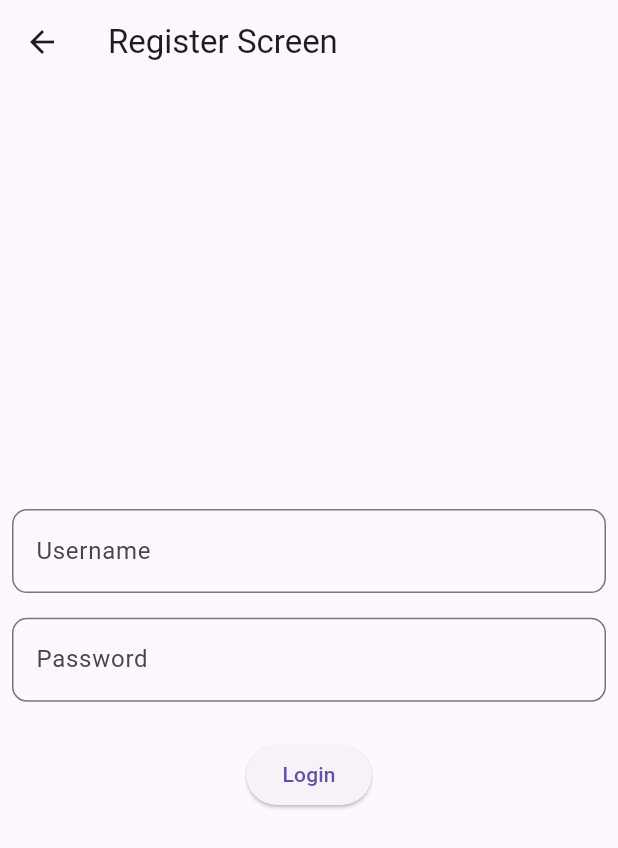
After one commit to AaditAntony/notepad-flutter, a Flutter app: the screen it shows after launch, after a tap on an icon or button, on a phone screen of 412 x 824 dp. The commit adds this screen. Shown: the top 848 px of the screen. Run offline on Flutter 3.47's test engine with Material 3 defaults, Android fonts, the phone set to English and light mode, and no system bars; our stand-ins replace flutter_riverpod; network calls fail.

Commit message:
Registeration is successful

```diff
--- /dev/null
+++ b/lib/auth_register_screen.dart
@@ -0,0 +1,70 @@
+import 'dart:convert';
+
+import 'package:flutter/material.dart';
+import 'package:http/http.dart'as http;
+class AuthRegisterScreen extends StatefulWidget {
+  const AuthRegisterScreen({super.key});
+
+  @override
+  State<AuthRegisterScreen> createState() => _AuthRegisterScreenState();
+}
+
+class _AuthRegisterScreenState extends State<AuthRegisterScreen> {
+  final username=TextEditingController();
+  final password=TextEditingController();
+  @override
+  Widget build(BuildContext context) {
+    final height= MediaQuery.of(context).size.height;
+    return Scaffold(
+      appBar: AppBar(title: Text("Register Screen"),),
+      body:  Padding(
+        padding: const EdgeInsets.all(8.0),
+        child: Column(mainAxisAlignment: MainAxisAlignment.center,
+          children: [
+            // Email controller
+            TextField(
+              controller: username,
+              decoration: InputDecoration(labelText: "Username",
+
+                border: OutlineInputBorder(
+                  borderRadius: BorderRadius.circular(10),
+                  borderSide: BorderSide(color: Colors.grey.shade400),
+                ),
+              ),
+            ),
+            SizedBox(height:height*0.02 ),
+            // Password Controller
+            TextField(
+              controller: password,
+              decoration: InputDecoration(labelText: "Password",
+                border: OutlineInputBorder(
+                  borderRadius: BorderRadius.circular(10),
+                  borderSide: BorderSide(color: Colors.grey.shade400),
+                ),
+              ),
+            ),
+
+            // button to login
+SizedBox(height: height*0.03,),
+            ElevatedButton(onPressed: (){
+              register(username.text.trim(), password.text.trim());
+
+            }, child: Text("Login"))
+          ],
+        ),
+      ),
+    );
+  }
+}
+
+Future<void> register(String username, String password) async{
+  String baseUrl="http://192.168.18.40:8084/api/users/register?username=$username&password=$password";
+  final response=await http.post(Uri.parse(baseUrl),headers: {
+    "Content-Type": "application/json"
+  });
+  if (response.statusCode == 200) {
+    print("Register successful: ${response.body}");
+  } else {
+    print("Register failed: ${response.statusCode} - ${response.body}");
+  }
+}
--- a/lib/auth_screen.dart
+++ b/lib/auth_screen.dart
@@ -1,7 +1,8 @@
 import 'dart:convert';
 
 import 'package:flutter/material.dart';
-import 'package:http/http.dart'as http;
+import 'package:http/http.dart' as http;
+import 'package:notepad/auth_register_screen.dart';
 
 class AuthScreen extends StatefulWidget {
   const AuthScreen({super.key});
@@ -11,8 +12,8 @@ class AuthScreen extends StatefulWidget {
 }
 
 class _AuthScreenState extends State<AuthScreen> {
-  final username =TextEditingController();
-  final password =TextEditingController();
+  final username = TextEditingController();
+  final password = TextEditingController();
 
   @override
   Widget build(BuildContext context) {
@@ -21,12 +22,14 @@ class _AuthScreenState extends State<AuthScreen> {
       appBar: AppBar(title: Text("Login Section")),
       body: Padding(
         padding: const EdgeInsets.all(8.0),
-        child: Column(mainAxisAlignment: MainAxisAlignment.end,
+        child: Column(
+          mainAxisAlignment: MainAxisAlignment.end,
           children: [
             // Email controller
             TextField(
               controller: username,
-              decoration: InputDecoration(labelText: "Username",
+              decoration: InputDecoration(
+                labelText: "Username",
 
                 border: OutlineInputBorder(
                   borderRadius: BorderRadius.circular(10),
@@ -34,42 +37,46 @@ class _AuthScreenState extends State<AuthScreen> {
                 ),
               ),
             ),
-            SizedBox(height:height*0.02 ),
+            SizedBox(height: height * 0.02),
             // Password Controller
             TextField(
               controller: password,
-              decoration: InputDecoration(labelText: "Password",
+              decoration: InputDecoration(
+                labelText: "Password",
                 border: OutlineInputBorder(
                   borderRadius: BorderRadius.circular(10),
                   borderSide: BorderSide(color: Colors.grey.shade400),
                 ),
               ),
             ),
-SizedBox(height: height*0.03,),
+            SizedBox(height: height * 0.03),
+
             // button to login
-
-            ElevatedButton(onPressed: (){
-login(username.text.trim(), password.text.trim());
-
-            }, child: Text("Login")),
+            ElevatedButton(
+              onPressed: () {
+                login(username.text.trim(), password.text.trim());
+              },
+              child: Text("Login"),
+            ),
 
             // register screen direction
-
-
+            TextButton(onPressed: (){Navigator.push(
+              context,
+              MaterialPageRoute(builder: (context) =>AuthRegisterScreen()),
+            );}, child: Text("Don't have an account  Register here"))
           ],
         ),
       ),
     );
+  }
 
-  }
   Future<void> login(String username, String password) async {
     final response = await http.post(
-      Uri.parse("http://192.168.18.40:8084/api/users/login?username=$username&password=$password"),
+      Uri.parse(
+        "http://192.168.18.40:8084/api/users/login?username=$username&password=$password",
+      ),
       headers: {"Content-Type": "application/json"},
-      body: jsonEncode({
-        "username": username,
-        "password": password,
-      }),
+      body: jsonEncode({"username": username, "password": password}),
     );
 
     if (response.statusCode == 200) {
@@ -78,5 +85,4 @@ login(username.text.trim(), password.text.trim());
       print("Login failed: ${response.statusCode} - ${response.body}");
     }
   }
-
 }
```
